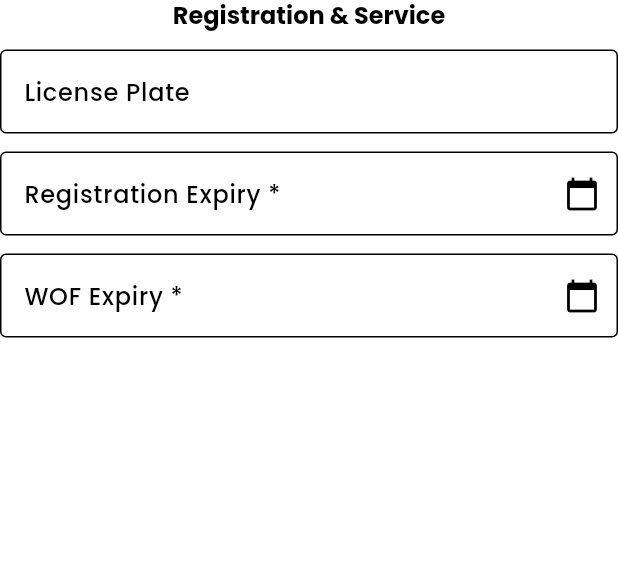
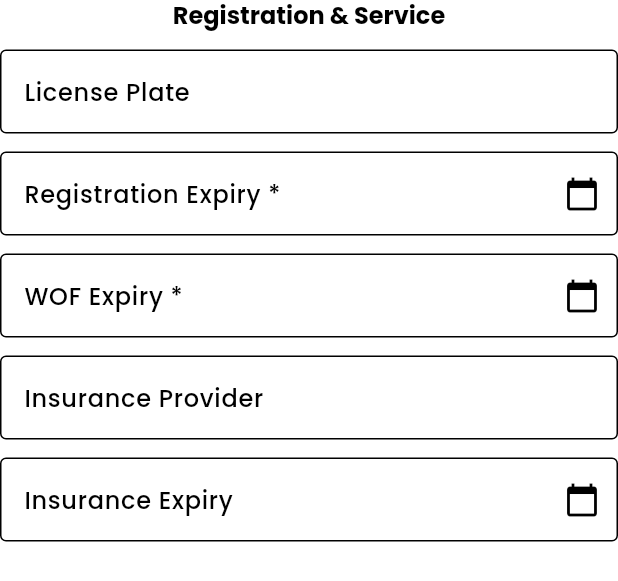
Before and after one commit to joengelena/aurae-beauty-app, a Flutter app: the RegistrationServiceSection widget shown alone on an empty page, opened directly, on a phone screen of 412 x 824 dp. Shown: the top 581 px of the screen. Run offline on Flutter 3.47's test engine with Material 3 defaults, Android fonts, the phone set to English and light mode, and no system bars; our stand-ins replace flutter_secure_storage, go_router, image_picker, smooth_page_indicator; missing offline and left inert: fetch_client; accounts and stored records are empty; network calls fail.

Commit message:
[wip] adding insurance field on my vehicle

```diff
--- a/lib/presentation/widgets/vehicle_form/registration_service_section.dart
+++ b/lib/presentation/widgets/vehicle_form/registration_service_section.dart
@@ -35,6 +35,16 @@ class RegistrationServiceSection extends StatelessWidget {
           firstDate: oneYearAgo,
           isRequired: true,
         ),
+        const StringFormField<VehicleFormProvider>(
+          labelText: 'Insurance Provider',
+          fieldName: 'insuranceProvider',
+        ),
+        DateFormField<VehicleFormProvider>(
+          labelText: 'Insurance Expiry',
+          fieldName: 'insuranceExpiryDate',
+          firstDate: oneYearAgo,
+          isRequired: false,
+        ),
       ],
     );
   }
```
Also changed, not shown: lib/data/models/user_vehicle.dart (+8 -0 lines), lib/presentation/pages/vehicle_detail_page.dart (+31 -1 lines).
